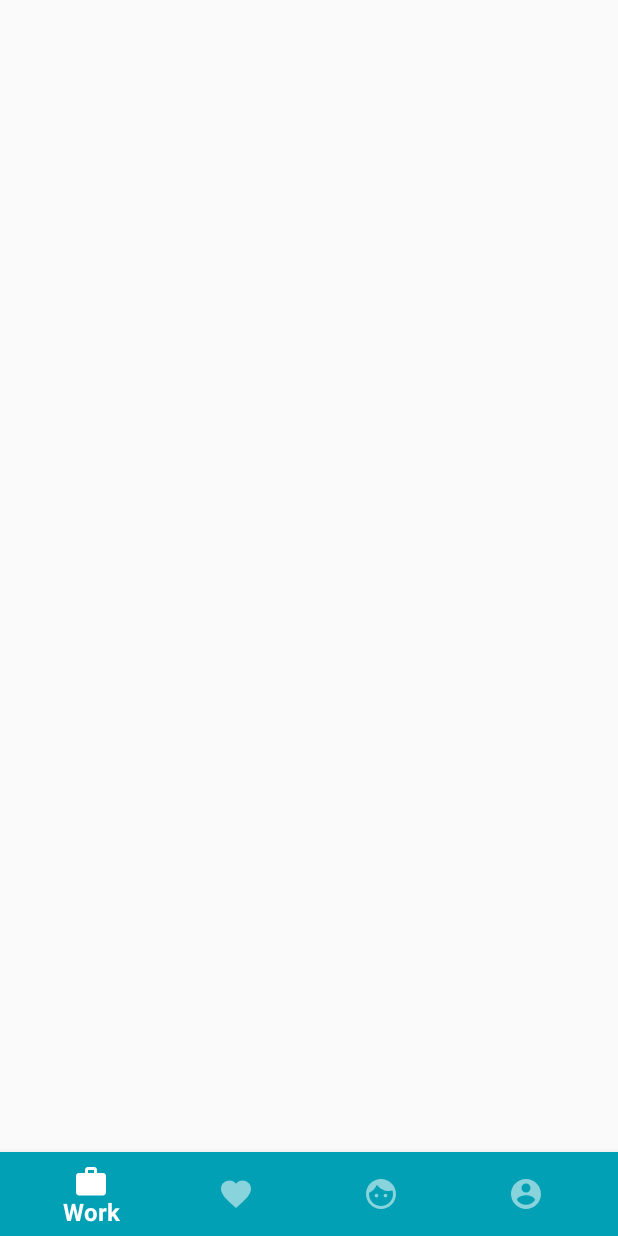
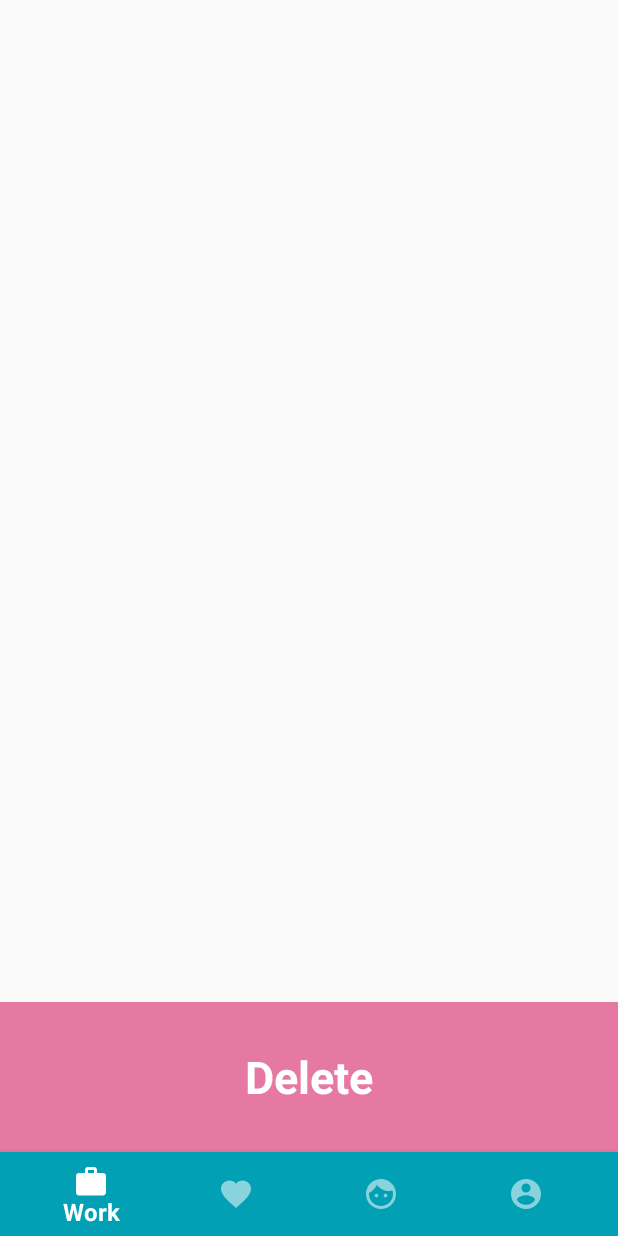
Before and after one commit to abcpower123/finalProjectAndroidUED, an Android app: the layout activity_main.xml on its own in the app's theme, with its tools: preview values and no code run, on a phone screen of 412 x 824 dp. Run offline under Robolectric (Android 15) with nearby library versions, the phone set to English and light mode, and no system bars.

Commit message:
finish delete drag-drop

```diff
--- a/app/src/main/java/com/aszqsc/dontforgeteverything/fragment/FavFragment.java
+++ b/app/src/main/java/com/aszqsc/dontforgeteverything/fragment/FavFragment.java
@@ -74,6 +74,7 @@ public class FavFragment extends Fragment {
                 startActivity(t);
             }
         });
+
         loadview();
         loadList();
 //        containerr.addView(UIutil.createButtonNote(R.color.note_c3,"Somebutton",getContext()));
@@ -122,6 +123,8 @@ public class FavFragment extends Fragment {
                     startActivity(t);}
                 }
             });
+            b.setTag(a.getId()+"");
+            b.setOnLongClickListener(new UIutil());
             container.addView(b);
 
         }
--- a/app/src/main/res/layout/activity_main.xml
+++ b/app/src/main/res/layout/activity_main.xml
@@ -4,13 +4,15 @@
     xmlns:tools="http://schemas.android.com/tools"
     android:layout_width="match_parent"
     android:layout_height="match_parent"
+    android:animateLayoutChanges="true"
     tools:context=".MainActivity">
 
     <androidx.viewpager.widget.ViewPager
+
         android:id="@+id/viewpager"
         android:layout_width="match_parent"
         android:layout_height="match_parent"
-        android:layout_above="@+id/bottom_navigation"
+        android:layout_above="@+id/deleteZoneLayout"
         android:layout_alignParentTop="true"
         app:layout_behavior="@string/appbar_scrolling_view_behavior" />
 
@@ -24,5 +26,26 @@
         app:itemIconTint="@drawable/bottom_navigation_selector"
         app:menu="@menu/bottom_navigation" />
 
+    <LinearLayout
+        android:id="@+id/deleteZoneLayout"
+        android:layout_width="match_parent"
+        android:layout_height="100dp"
+        android:layout_above="@+id/bottom_navigation"
+        android:background="@color/note_c1_light"
+        android:orientation="horizontal">
+
+        <TextView
+            android:id="@+id/Delete"
+            android:layout_width="wrap_content"
+            android:layout_height="wrap_content"
+            android:layout_gravity="center"
+            android:layout_weight="1"
+            android:text="Delete"
+            android:textAlignment="center"
+            android:textColor="@color/darkness"
+            android:textSize="30sp"
+            android:textStyle="bold" />
+    </LinearLayout>
+
 
 </RelativeLayout>
--- a/app/src/main/res/layout/fragment_fav.xml
+++ b/app/src/main/res/layout/fragment_fav.xml
@@ -28,7 +28,7 @@
             android:id="@+id/uncategorycontainer"
             android:layout_width="match_parent"
             android:layout_height="match_parent"
-
+            android:animateLayoutChanges="true"
             android:background="@android:color/transparent"
             app:flexWrap="wrap">
 
@@ -60,6 +60,7 @@
         android:clickable="true"
         app:layout_constraintBottom_toBottomOf="parent"
         app:layout_constraintRight_toRightOf="parent"
+
         app:srcCompat="@drawable/ic_add_black_24dp" />
 
 
```
Also changed, not shown: app/src/main/java/com/aszqsc/dontforgeteverything/MainActivity.java (+50 -6 lines), app/src/main/java/com/aszqsc/dontforgeteverything/UIutil.java (+102 -1 lines).
